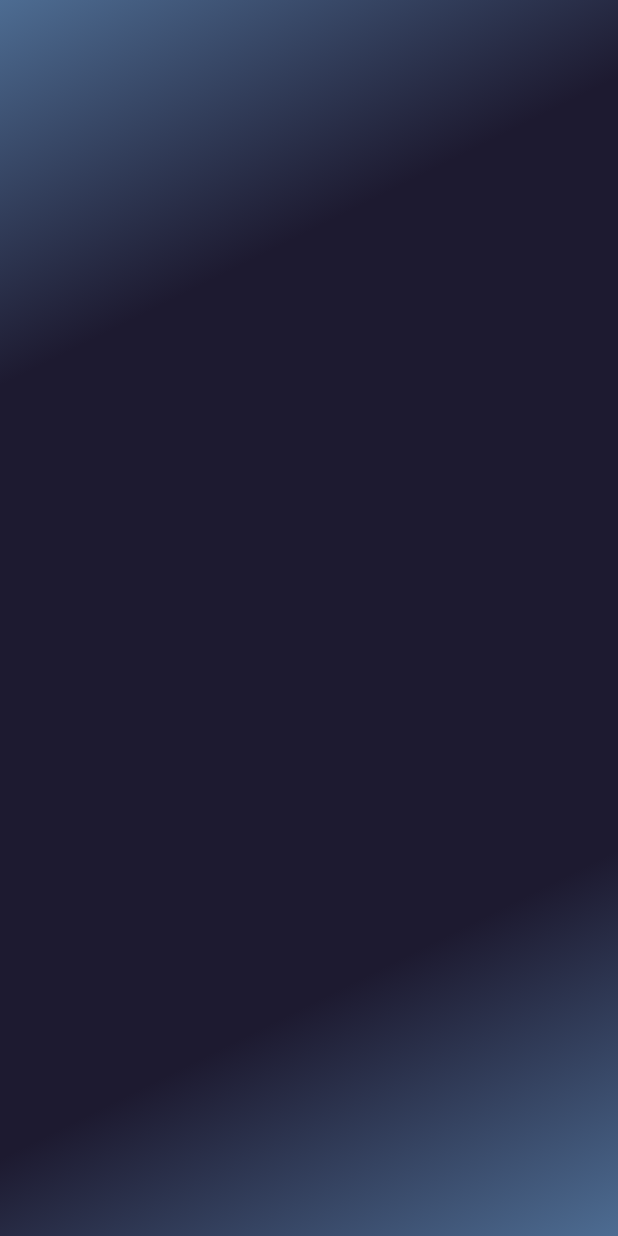
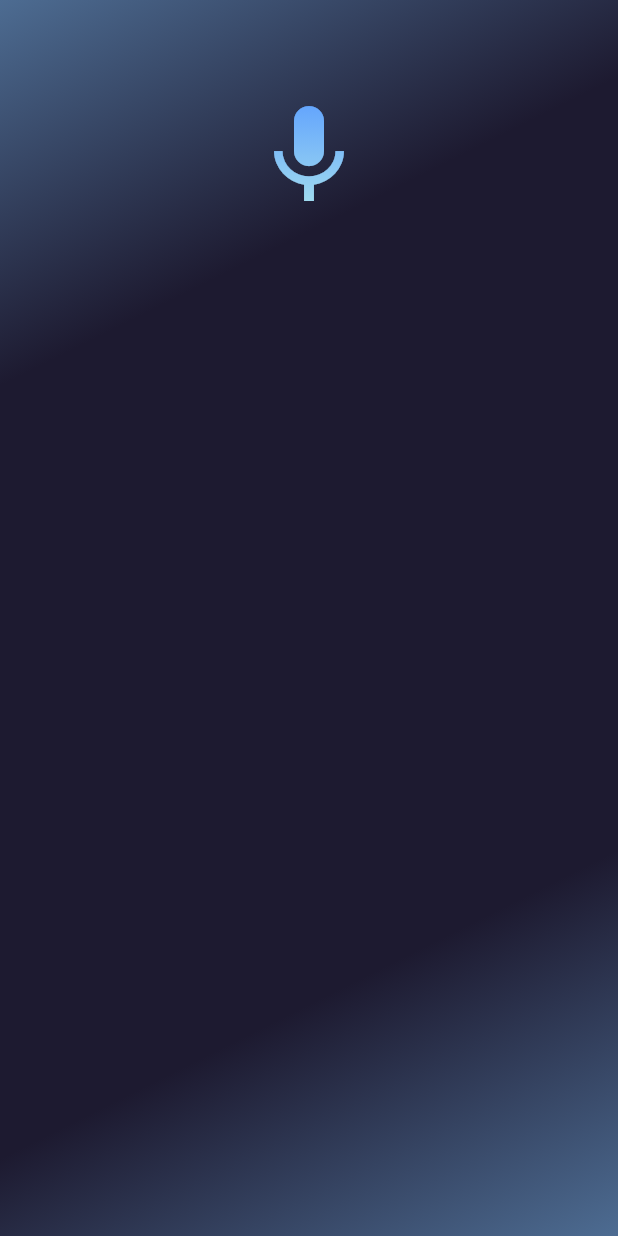
Before and after one commit to ibrahimsiam25/iot_and_flutter, a Flutter app: the screen it shows after launch, on a phone screen of 412 x 824 dp. Run offline on Flutter 3.47's test engine with Material 3 defaults, Android fonts, the phone set to English and light mode, and no system bars; our stand-ins replace bloc, cloud_firestore, firebase_core, flutter_bloc, get_it and 1 more; missing offline and left inert: dart:ffi; accounts and stored records are empty.

Commit message:
Add Speech-to-Text Feature to IoT Control App
This commit introduces a new Speech-to-Text feature to the IoT control app, allowing users to control their IoT devices using voice commands. The feature is implemented using the `speech_to_text` package and integrates with the existing IoT control logic.

- Added `SpeechToTextCubit` to manage the state of speech recognition.
- Created `speech_to_text_state.dart` to define the states for speech recognition.
- Integrated the Speech-to-Text feature into the `IotControlView` and `IotControlViewBody`.
- Added `SpeechToTextBlocBuilder` widget to handle the UI updates based on speech recognition states.
- Updated the `iot_control_view.dart` and `iot_control_view_body.dart` to include the new Speech-to-Text functionality.
- Removed commented-out code related to the previous implementation of speech control.

```diff
--- /dev/null
+++ b/lib/features/iot_control/presention/manger/speech_to_text/speech_to_text_state.dart
@@ -0,0 +1,25 @@
+part of 'speech_to_text_cubit.dart';
+
+@immutable
+sealed class SpeechToTextState {}
+
+final class SpeechInitial extends SpeechToTextState {}
+
+final class SpeechAvailable  extends SpeechToTextState {}
+
+final class SpeechListening extends SpeechToTextState {
+   final String recognizedWords;
+
+SpeechListening(this.recognizedWords);
+}
+class SpeechRecognized extends SpeechToTextState  {
+  final String recognizedWords;
+
+  SpeechRecognized(this.recognizedWords);
+}
+
+final class SpeechError extends SpeechToTextState {
+  final String errorMessage;
+
+  SpeechError({required this.errorMessage});
+}
--- a/lib/features/iot_control/presention/views/iot_control_view.dart
+++ b/lib/features/iot_control/presention/views/iot_control_view.dart
@@ -5,9 +5,10 @@ import '../manger/red_led/red_led_cubit.dart';
 import 'package:flutter_bloc/flutter_bloc.dart';
 import '../manger/green_led/green_led_cubit.dart';
 import 'package:cloud_firestore/cloud_firestore.dart';
+import 'package:speech_to_text/speech_to_text.dart' as stt;
+import '../manger/speech_to_text/speech_to_text_cubit.dart';
 import 'package:iot_and_flutter/core/utils/service_locator.dart';
 import 'package:iot_and_flutter/features/iot_control/presention/manger/potentiometer/potentiometer_cubit.dart';
-
 
 class IotControlView extends StatelessWidget {
   const IotControlView({super.key});
@@ -17,21 +18,29 @@ class IotControlView extends StatelessWidget {
     return Scaffold(
         backgroundColor: Color(0xFF201C32),
         body: MultiBlocProvider(
-          providers:  [
+          providers: [
             BlocProvider(
-            create: (context) => RedLedCubit(getIt.get<Stream<QuerySnapshot>>())..fetchData(),
-          ),
-          BlocProvider(
-            create: (context) => GreenLedCubit(getIt.get<Stream<QuerySnapshot>>())..fetchData(),
-          ),
+              create: (context) =>
+                  RedLedCubit(getIt.get<Stream<QuerySnapshot>>())..fetchData(),
+            ),
             BlocProvider(
-            create: (context) => FanCubit(getIt.get<Stream<QuerySnapshot>>())..fetchData(),
-          ),
+              create: (context) =>
+                  GreenLedCubit(getIt.get<Stream<QuerySnapshot>>())
+                    ..fetchData(),
+            ),
             BlocProvider(
-            create: (context) => PotentiometerCubit(getIt.get<Stream<QuerySnapshot>>())..fetchData(),
-             )
+              create: (context) =>
+                  FanCubit(getIt.get<Stream<QuerySnapshot>>())..fetchData(),
+            ),
+            BlocProvider(
+              create: (context) =>
+                  PotentiometerCubit(getIt.get<Stream<QuerySnapshot>>())
+                    ..fetchData(),
+            ),
+            BlocProvider(
+                create: (context) => SpeechToTextCubit()),
           ],
-          child:const IotControlViewBody(),
+          child: const IotControlViewBody(),
         ));
   }
 }
--- a/lib/features/iot_control/presention/views/widgets/iot_control_view_body.dart
+++ b/lib/features/iot_control/presention/views/widgets/iot_control_view_body.dart
@@ -5,6 +5,7 @@ import 'package:iot_and_flutter/features/iot_control/presention/views/widgets/fa
 import 'package:iot_and_flutter/features/iot_control/presention/views/widgets/red_led_bloc_builder.dart';
 import 'package:iot_and_flutter/features/iot_control/presention/views/widgets/green_led_bloc_builder.dart';
 import 'package:iot_and_flutter/features/iot_control/presention/views/widgets/potentiometer_bloc_builder.dart';
+import 'package:iot_and_flutter/features/iot_control/presention/views/widgets/speech_to_text_bloc_builder.dart';
 
 class IotControlViewBody extends StatelessWidget {
   const IotControlViewBody({super.key});
@@ -26,6 +27,7 @@ class IotControlViewBody extends StatelessWidget {
             ),
            FanBlocBuilder(),
             PotentiometerBlocBuilder(),
+            SpeechToTextBlocBuilder()
           ],
         ),
       ),
--- /dev/null
+++ b/lib/features/iot_control/presention/views/widgets/speech_to_text_bloc_builder.dart
@@ -0,0 +1,62 @@
+import 'package:flutter/material.dart';
+import 'package:flutter_bloc/flutter_bloc.dart';
+import '../../manger/speech_to_text/speech_to_text_cubit.dart';
+
+class SpeechToTextBlocBuilder extends StatelessWidget {
+  const SpeechToTextBlocBuilder({super.key});
+
+  @override
+  Widget build(BuildContext context) {
+    return Column(
+      children: [
+        BlocBuilder<SpeechToTextCubit, SpeechToTextState>(
+          builder: (context, state) {
+            if (state is SpeechListening || state is SpeechRecognized) {
+              return Text(
+                (state as dynamic).recognizedWords,
+                style: TextStyle(
+                  fontSize: 20,
+                  color: Colors.white,
+                ),
+                textAlign: TextAlign.center,
+              );
+            } else {
+              return Text(
+                "",
+              );
+            }
+          },
+        ),
+        SizedBox(
+          height: 30,
+        ),
+        BlocBuilder<SpeechToTextCubit, SpeechToTextState>(
+          builder: (context, state) {
+            return IconButton(
+                onPressed: state is SpeechListening
+                    ? context.read<SpeechToTextCubit>().stopListening
+                    : context.read<SpeechToTextCubit>().startListening,
+                icon: ShaderMask(
+                  shaderCallback: (Rect bounds) {
+                    return LinearGradient(
+                      colors: [
+                        Color(0xff5ea0fe),
+                        Color(0xffa8e2ed),
+                      ],
+                      begin: Alignment.topCenter,
+                      end: Alignment.bottomCenter,
+                    ).createShader(bounds);
+                  },
+                  child: Icon(
+                    Icons.mic,
+                    size: 80,
+                    color: Colors
+                        .white, // The color here is a base color that will be masked by the gradient
+                  ),
+                ));
+          },
+        )
+      ],
+    );
+  }
+}
```
Also changed, not shown: lib/features/iot_control/presention/manger/speech_to_text/speech_to_text_cubit.dart (added, +42 -0 lines), lib/s.dart (+209 -209 lines).
